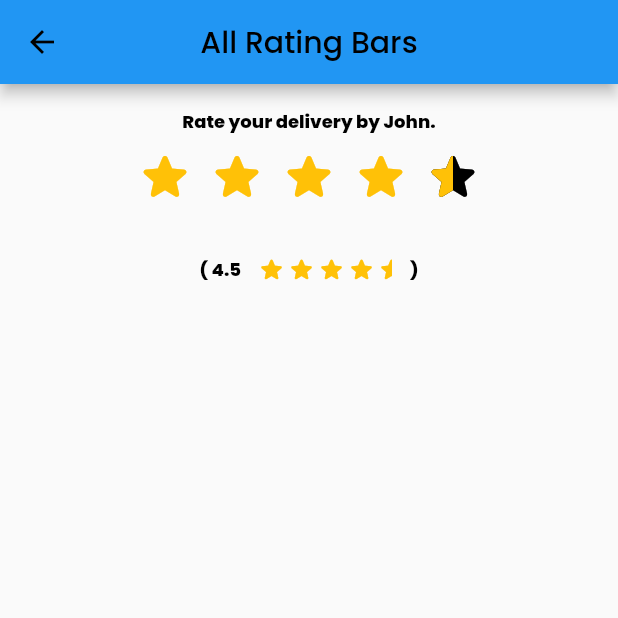
After one commit to nikhilTechInitiator/AreYouShippingMeOld, a Flutter app: the screen it shows after launch, after a tap on "All Rating Bars", on a phone screen of 412 x 824 dp, the top half of it. The commit adds this screen. Run offline on Flutter 3.47's test engine with Material 2 defaults, Android fonts, the phone set to English and light mode, and no system bars; drawn by our look-alikes of flutter_rating_bar; our stand-ins replace dio, flutter_colorpicker, flutter_svg, google_fonts, google_maps_flutter, image_cropper and 8 more; missing offline and left inert: flutter_floating_map_marker_titles_core, flutter_polyline_points, google_maps_flutter_floating_marker_titles, in_app_update.

Commit message:
added difrent rating bars

```diff
--- a/lib/widgets/all_widgets.dart
+++ b/lib/widgets/all_widgets.dart
@@ -4,6 +4,7 @@ import 'package:are_you_shipping_me/study_materails/google_map.dart';
 import 'package:are_you_shipping_me/widgets/app_bars/app_bar_default.dart';
 import 'package:are_you_shipping_me/widgets/drop_downs/all_dropdowns.dart';
 import 'package:are_you_shipping_me/widgets/pickers/all_pickers.dart';
+import 'package:are_you_shipping_me/widgets/rating_bars/all_rating_bars.dart';
 import 'package:are_you_shipping_me/widgets/text_fields/all_textfields.dart';
 import 'package:flutter/material.dart';
 
@@ -48,6 +49,12 @@ class AllWidgets extends StatelessWidget {
                 MaterialPageRoute(builder: (context) => const MapWidget()),
               );
             }, child:const Text("Google Map")),
+            ElevatedButton(
+                onPressed: () {
+                  Navigator.push(context,
+                      MaterialPageRoute(builder: (context) => AllRatingBars()));
+                },
+                child: const Text('All Rating Bars')),
           ],
         ),
       ),
--- /dev/null
+++ b/lib/widgets/rating_bars/all_rating_bars.dart
@@ -0,0 +1,28 @@
+import 'package:are_you_shipping_me/constants/app_styles.dart';
+import 'package:are_you_shipping_me/widgets/app_bars/app_bar_default.dart';
+import 'package:are_you_shipping_me/widgets/rating_bars/rating_bar.dart';
+import 'package:are_you_shipping_me/widgets/rating_bars/rating_bar_with_value.dart';
+import 'package:flutter/material.dart';
+
+class AllRatingBars extends StatelessWidget {
+  const AllRatingBars({Key? key}) : super(key: key);
+
+  @override
+  Widget build(BuildContext context) {
+    return Scaffold(
+      appBar: appBarDefault('All Rating Bars'),
+      body: SingleChildScrollView(
+        padding: AppStyles.screenPadding,
+        child: Column(
+          crossAxisAlignment: CrossAxisAlignment.stretch,
+          children: const [
+             RatingBarWidget(label: "Rate your delivery by John."),
+            AppStyles.extraLargeBox,
+            RatingBarWithValue(color:Colors.transparent,value: "4.5", ),
+            AppStyles.mediumBox,
+          ],
+        ),
+      ),
+    );
+  }
+}
--- /dev/null
+++ b/lib/widgets/rating_bars/rating_bar.dart
@@ -0,0 +1,49 @@
+import 'package:are_you_shipping_me/constants/app_styles.dart';
+import 'package:flutter/material.dart';
+import 'package:flutter_rating_bar/flutter_rating_bar.dart';
+
+class RatingBarWidget extends StatelessWidget {
+  final String? label;
+  final Function(double)? onChanged;
+  final Color? color;
+
+  const RatingBarWidget(
+      {Key? key,
+        this.label,
+        this.onChanged,
+        this.color})
+      : super(key: key);
+
+  @override
+  Widget build(BuildContext context) {
+    return Column(
+      crossAxisAlignment: CrossAxisAlignment.center,
+      children: [
+        if (label != null)
+          Text(
+            label!,
+            style: Theme.of(context).textTheme.labelMedium?.copyWith(fontWeight: FontWeight.w800),
+          ),
+        if (label != null)
+
+          AppStyles.smallBox,
+        RatingBar.builder(
+          initialRating: 4.5,
+          minRating: 1,unratedColor: color ?? Colors.black,
+          direction: Axis.horizontal,
+          allowHalfRating: true,
+          itemCount: 5,
+          itemPadding: const EdgeInsets.symmetric(horizontal: 4.0),
+          itemBuilder: (context, _) => const Icon(
+            Icons.star_rounded,
+            color: Colors.amber,
+          ),
+          onRatingUpdate: (rating) {
+            print("rating$rating");
+            // onChanged!(rating);
+          },
+        ),
+      ],
+    );
+  }
+}
--- /dev/null
+++ b/lib/widgets/rating_bars/rating_bar_with_value.dart
@@ -0,0 +1,59 @@
+import 'package:are_you_shipping_me/constants/app_styles.dart';
+import 'package:flutter/material.dart';
+import 'package:flutter_rating_bar/flutter_rating_bar.dart';
+
+class RatingBarWithValue extends StatelessWidget {
+  final String? value;
+  final Function(double)? onChanged;
+  final Color? color;
+
+  const RatingBarWithValue(
+      {Key? key,
+        required this.value,
+        this.onChanged,
+        this.color})
+      : super(key: key);
+
+  @override
+  Widget build(BuildContext context) {
+    return Row(
+      crossAxisAlignment: CrossAxisAlignment.center,
+      mainAxisAlignment: MainAxisAlignment.center,
+      children: [
+        if (value != null)
+          Text( "( ${value!} ",
+            style: Theme.of(context).textTheme.labelMedium?.copyWith(fontWeight: FontWeight.w800),
+          ),
+        if (value != null)
+
+          AppStyles.smallBox,
+        SizedBox(
+          height: 20,width: 100,
+          child: FittedBox(
+            fit: BoxFit.contain,
+            child: RatingBar.builder(
+              initialRating: 4.5,
+              minRating: 1,unratedColor: color ?? Colors.black,
+              direction: Axis.horizontal,
+              allowHalfRating: true,
+              itemCount: 5,
+              itemPadding: const EdgeInsets.symmetric(horizontal: 1),
+              itemBuilder: (context, _) => const Icon(
+                Icons.star_rounded,
+                color: Colors.amber,
+              ),
+              onRatingUpdate: (rating) {
+                print("rating$rating");
+                // onChanged!(rating);
+              },
+            ),
+          ),
+        ),
+        if (value != null)
+          Text( " )",
+            style: Theme.of(context).textTheme.labelMedium?.copyWith(fontWeight: FontWeight.w800),
+          ),
+      ],
+    );
+  }
+}
--- a/pubspec.yaml
+++ b/pubspec.yaml
@@ -71,6 +71,8 @@ dependencies:
   latlong2: ^0.8.0
   flutter_polyline_points: ^1.0.0
   location: ^4.4.0
+  flutter_rating_bar: ^4.0.1
+
 
 dev_dependencies:
   flutter_test:
```
Also changed, not shown: pubspec.lock.
